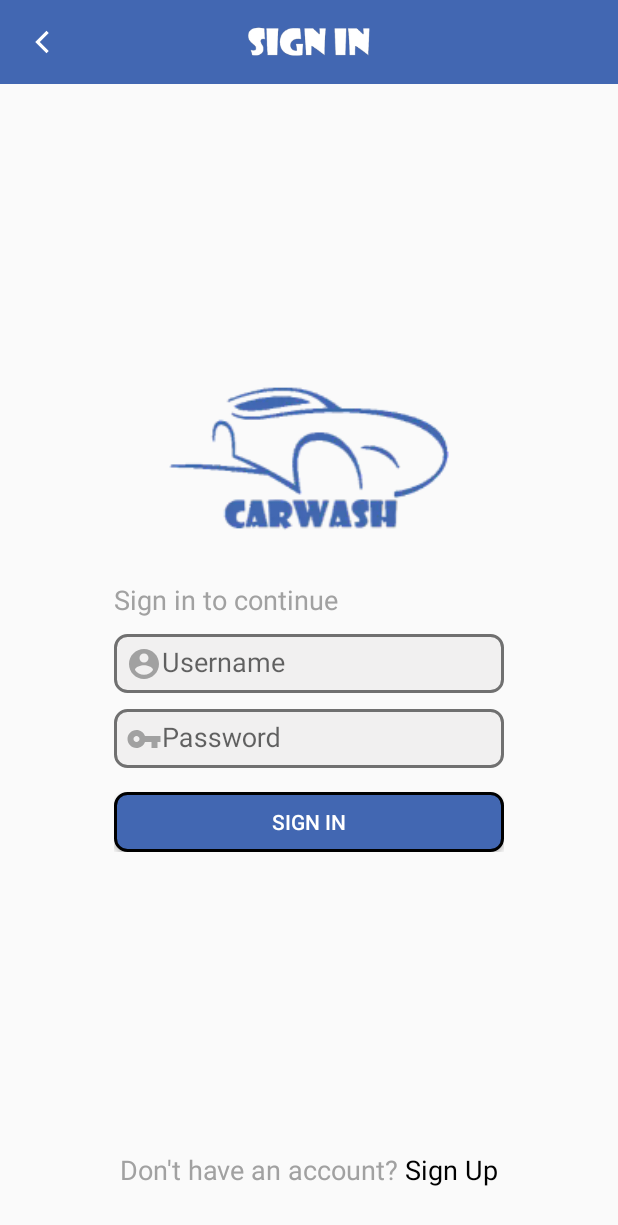
After one commit to AdeDom/Carwash, an Android app: the SignInActivity screen opened directly, with no data from a screen before it, on a phone screen of 412 x 824 dp. The commit adds this screen. Shown: the top 1225 px of the screen. Run offline under Robolectric (Android 15) with nearby library versions, the phone set to English and light mode, and no system bars.

Commit message:
prepare structure android activity to call api authentication

```diff
--- a/app/build.gradle
+++ b/app/build.gradle
@@ -8,7 +8,7 @@ android {
 
     defaultConfig {
         applicationId "com.chococard.carwash"
-        minSdkVersion 17
+        minSdkVersion 18
         targetSdkVersion 29
         versionCode 1
         versionName "1.0"
--- a/app/src/main/AndroidManifest.xml
+++ b/app/src/main/AndroidManifest.xml
@@ -14,13 +14,17 @@
         android:roundIcon="@mipmap/ic_launcher_round"
         android:supportsRtl="true"
         android:theme="@style/AppTheme">
-        <activity android:name=".MainActivity">
+        <activity android:name=".ui.auth.AuthenticationActivity"></activity>
+        <activity android:name=".ui.auth.SignUpActivity" />
+        <activity android:name=".ui.auth.SignInActivity" />
+        <activity android:name=".ui.auth.SplashScreenActivity">
             <intent-filter>
                 <action android:name="android.intent.action.MAIN" />
 
                 <category android:name="android.intent.category.LAUNCHER" />
             </intent-filter>
         </activity>
+        <activity android:name=".ui.main.MainActivity" />
     </application>
 
 </manifest>
--- /dev/null
+++ b/app/src/main/java/com/chococard/carwash/ui/auth/SignInActivity.kt
@@ -0,0 +1,31 @@
+package com.chococard.carwash.ui.auth
+
+import android.content.Intent
+import androidx.appcompat.app.AppCompatActivity
+import android.os.Bundle
+import com.chococard.carwash.R
+import kotlinx.android.synthetic.main.activity_sign_in.*
+
+class SignInActivity : AppCompatActivity() {
+
+    override fun onCreate(savedInstanceState: Bundle?) {
+        super.onCreate(savedInstanceState)
+        setContentView(R.layout.activity_sign_in)
+
+        init()
+    }
+
+    private fun init() {
+        //event
+        iv_arrow_back.setOnClickListener {
+            onBackPressed()
+        }
+
+        tv_sign_up.setOnClickListener {
+            Intent(baseContext, SignUpActivity::class.java).also {
+                startActivity(it)
+            }
+            finish()
+        }
+    }
+}
--- a/app/src/main/java/com/chococard/carwash/MainActivity.kt
+++ b/app/src/main/java/com/chococard/carwash/ui/main/MainActivity.kt
@@ -1,7 +1,8 @@
-package com.chococard.carwash
+package com.chococard.carwash.ui.main
 
 import androidx.appcompat.app.AppCompatActivity
 import android.os.Bundle
+import com.chococard.carwash.R
 
 class MainActivity : AppCompatActivity() {
 
--- a/app/src/main/res/layout/activity_authentication.xml
+++ b/app/src/main/res/layout/activity_authentication.xml
@@ -20,11 +20,13 @@
         android:orientation="horizontal">
 
         <Button
+            android:id="@+id/bt_sign_up"
             style="@style/ButtonBlueShort"
             android:background="@drawable/shape_bt_blue"
             android:text="@string/sign_up" />
 
         <Button
+            android:id="@+id/bt_sign_in"
             style="@style/ButtonTransparent"
             android:layout_marginStart="@dimen/base_pow_three"
             android:background="@drawable/shape_bt_transparent"
--- a/app/src/main/res/layout/activity_sign_in.xml
+++ b/app/src/main/res/layout/activity_sign_in.xml
@@ -10,7 +10,9 @@
             style="@style/MatchWrap"
             android:background="@color/colorPrimary" />
 
-        <ImageView style="@style/ImageViewArrowBack" />
+        <ImageView
+            android:id="@+id/iv_arrow_back"
+            style="@style/ImageViewArrowBack" />
 
         <ImageView
             style="@style/ImageViewToolbar"
@@ -74,6 +76,7 @@
             android:text="@string/don_t_have_an_account" />
 
         <TextView
+            android:id="@+id/tv_sign_up"
             style="@style/TextViewMediumBlack"
             android:layout_marginStart="@dimen/base_pow_two"
             android:text="@string/sign_up" />
--- a/app/src/main/res/layout/activity_sign_up.xml
+++ b/app/src/main/res/layout/activity_sign_up.xml
@@ -10,7 +10,9 @@
             style="@style/MatchWrap"
             android:background="@color/colorPrimary" />
 
-        <ImageView style="@style/ImageViewArrowBack" />
+        <ImageView
+            android:id="@+id/iv_arrow_back"
+            style="@style/ImageViewArrowBack" />
 
         <ImageView
             style="@style/ImageViewToolbar"
@@ -127,6 +129,7 @@
             android:text="@string/have_an_account" />
 
         <TextView
+            android:id="@+id/tv_sign_in"
             style="@style/TextViewMediumBlack"
             android:layout_marginStart="@dimen/base_pow_two"
             android:text="@string/sign_in" />
--- a/app/src/main/res/values/strings.xml
+++ b/app/src/main/res/values/strings.xml
@@ -12,4 +12,6 @@
     <string name="phone">Phone</string>
     <string name="don_t_have_an_account">Don\'t have an account?</string>
     <string name="sign_in_to_continue">Sign in to continue</string>
+    <string name="pref_file">PREF_FILE</string>
+    <string name="token">token</string>
 </resources>
```
Also changed, not shown: app/src/main/java/com/chococard/carwash/ui/auth/AuthenticationActivity.kt (added, +28 -0 lines), app/src/main/java/com/chococard/carwash/ui/auth/SignUpActivity.kt (added, +31 -0 lines), app/src/main/java/com/chococard/carwash/ui/auth/SplashScreenActivity.kt (added, +37 -0 lines), app/src/main/java/com/chococard/carwash/util/Coroutines.kt (added, +13 -0 lines), app/src/main/res/layout/activity_main.xml (+4 -8 lines).
